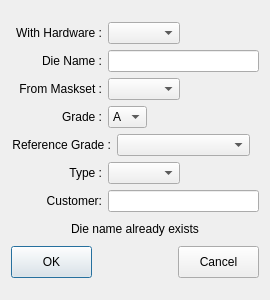
This is src/ATE/org/actions_on/die/NewDieWizard.ui in goanpeca/ATE.org as Qt 5 draws it before an edit. The edited form follows.
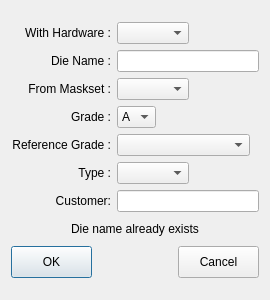
This is the edited form.

Diff of the .ui file:
```diff
--- a/src/ATE/org/actions_on/die/NewDieWizard.ui
+++ b/src/ATE/org/actions_on/die/NewDieWizard.ui
@@ -52,13 +52,13 @@
          </property>
          <property name="minimumSize">
           <size>
-           <width>91</width>
+           <width>100</width>
            <height>22</height>
           </size>
          </property>
          <property name="maximumSize">
           <size>
-           <width>91</width>
+           <width>100</width>
            <height>22</height>
           </size>
          </property>
@@ -113,13 +113,13 @@
          </property>
          <property name="minimumSize">
           <size>
-           <width>91</width>
+           <width>100</width>
            <height>22</height>
           </size>
          </property>
          <property name="maximumSize">
           <size>
-           <width>91</width>
+           <width>100</width>
            <height>22</height>
           </size>
          </property>
@@ -161,13 +161,13 @@
          </property>
          <property name="minimumSize">
           <size>
-           <width>91</width>
+           <width>100</width>
            <height>22</height>
           </size>
          </property>
          <property name="maximumSize">
           <size>
-           <width>91</width>
+           <width>100</width>
            <height>22</height>
           </size>
          </property>
@@ -222,13 +222,13 @@
          </property>
          <property name="minimumSize">
           <size>
-           <width>91</width>
+           <width>100</width>
            <height>22</height>
           </size>
          </property>
          <property name="maximumSize">
           <size>
-           <width>91</width>
+           <width>100</width>
            <height>22</height>
           </size>
          </property>
@@ -371,13 +371,13 @@
          </property>
          <property name="minimumSize">
           <size>
-           <width>91</width>
+           <width>100</width>
            <height>22</height>
           </size>
          </property>
          <property name="maximumSize">
           <size>
-           <width>91</width>
+           <width>100</width>
            <height>22</height>
           </size>
          </property>
@@ -432,13 +432,13 @@
          </property>
          <property name="minimumSize">
           <size>
-           <width>91</width>
+           <width>100</width>
            <height>22</height>
           </size>
          </property>
          <property name="maximumSize">
           <size>
-           <width>91</width>
+           <width>100</width>
            <height>22</height>
           </size>
          </property>
```
Left out of the diff: 6 changed lines with no effect on the pictures.
